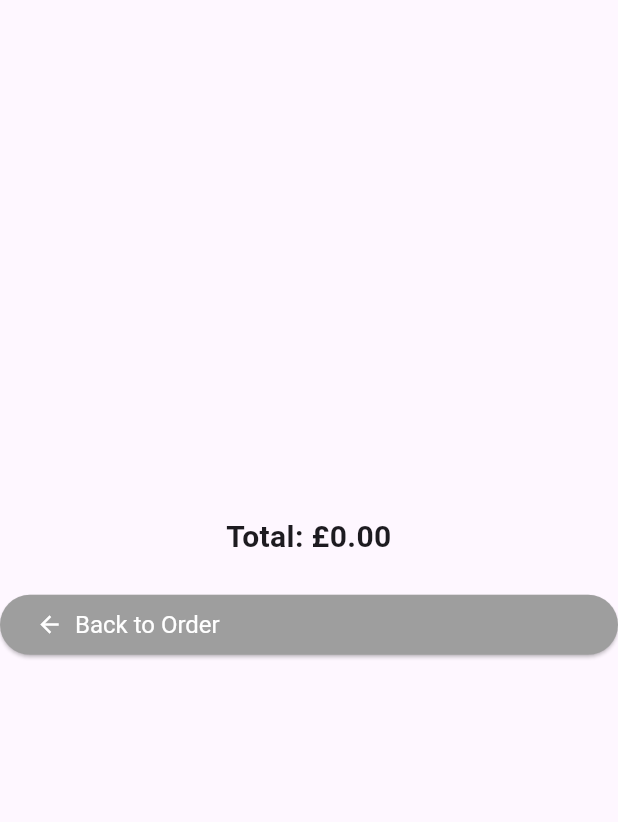
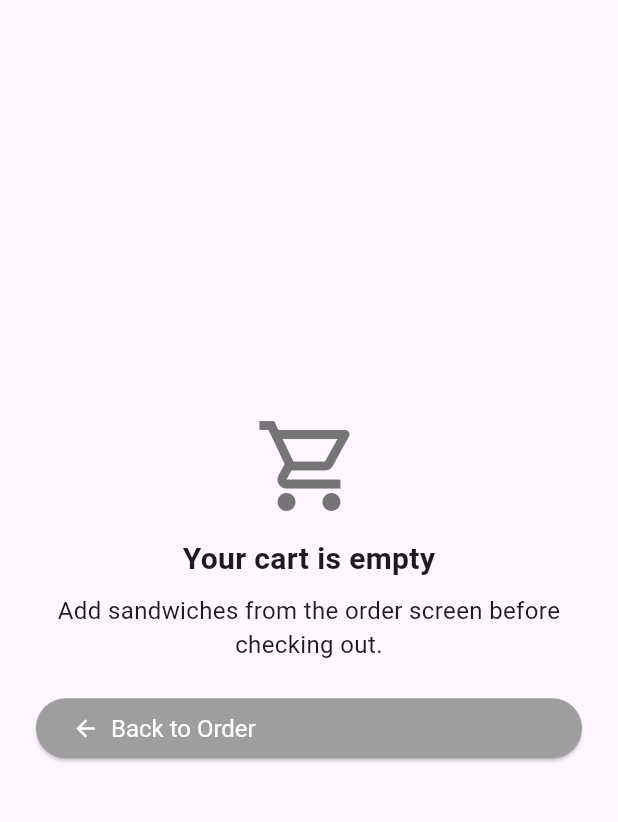
Before and after one commit to badideainc/sandwich_shop, a Flutter app: the CartScreen screen opened directly with empty values, on a phone screen of 412 x 824 dp, the part 72-894 px from its top. Run offline on Flutter 3.47's test engine with Material 3 defaults, Android fonts, the phone set to English and light mode, and no system bars.

Commit message:
Improve cart screen UI with empty cart message and item quantity controls

```diff
--- a/lib/views/cart_screen.dart
+++ b/lib/views/cart_screen.dart
@@ -59,6 +59,37 @@ class _CartScreenState extends State<CartScreen> {
             crossAxisAlignment: CrossAxisAlignment.stretch,
             children: [
               const SizedBox(height: 20),
+              if (widget.cart.isEmpty) ...[
+                Padding(
+                  padding: const EdgeInsets.symmetric(horizontal: 24.0),
+                  child: Column(
+                    children: [
+                      Icon(Icons.shopping_cart_outlined,
+                          size: 72, color: Colors.grey[600]),
+                      const SizedBox(height: 12),
+                      const Text(
+                        'Your cart is empty',
+                        style: heading2,
+                        textAlign: TextAlign.center,
+                      ),
+                      const SizedBox(height: 8),
+                      const Text(
+                        'Add sandwiches from the order screen before checking out.',
+                        style: normalText,
+                        textAlign: TextAlign.center,
+                      ),
+                      const SizedBox(height: 20),
+                      StyledButton(
+                        onPressed: _goBack,
+                        icon: Icons.arrow_back,
+                        label: 'Back to Order',
+                        backgroundColor: Colors.grey,
+                      ),
+                      const SizedBox(height: 20),
+                    ],
+                  ),
+                ),
+              ] else ...[
                 for (MapEntry<Sandwich, int> entry in widget.cart.items.entries)
                   Card(
                     margin:
@@ -120,6 +151,7 @@ class _CartScreenState extends State<CartScreen> {
                       ),
                     ),
                   ),
+                const SizedBox(height: 12),
                 Text(
                   'Total: £${widget.cart.totalPrice.toStringAsFixed(2)}',
                   style: heading2,
@@ -134,6 +166,7 @@ class _CartScreenState extends State<CartScreen> {
                 ),
                 const SizedBox(height: 20),
               ],
+            ],
           ),
         ),
       ),
```
Lines whose indentation alone changed are shown as unchanged.
